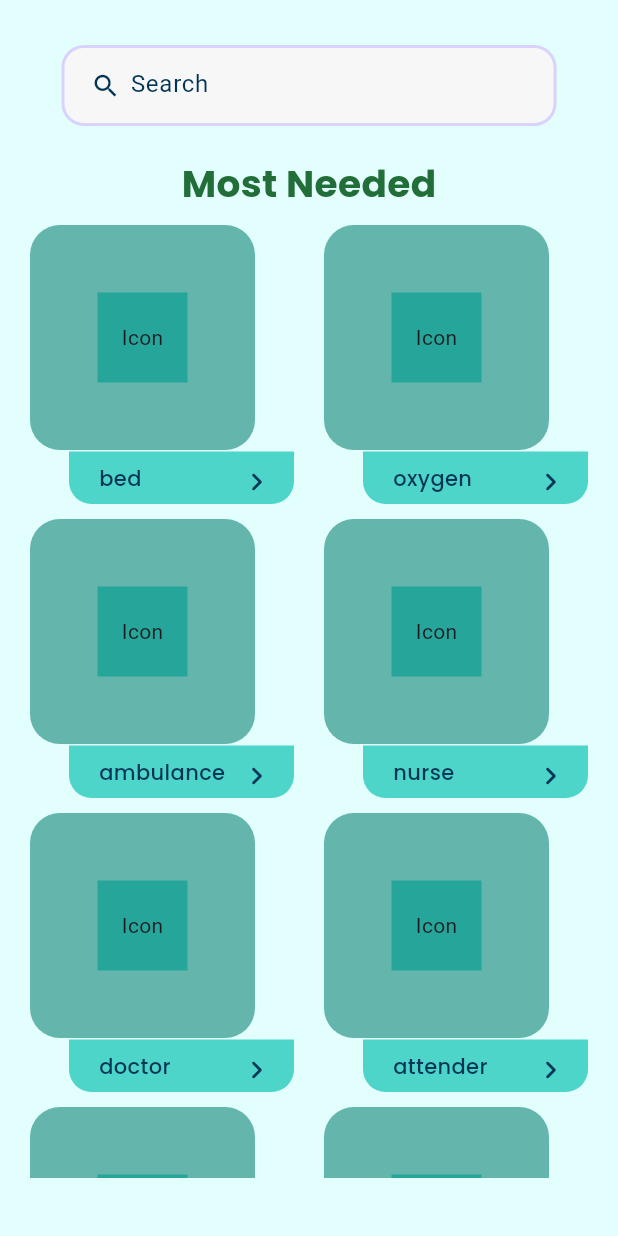
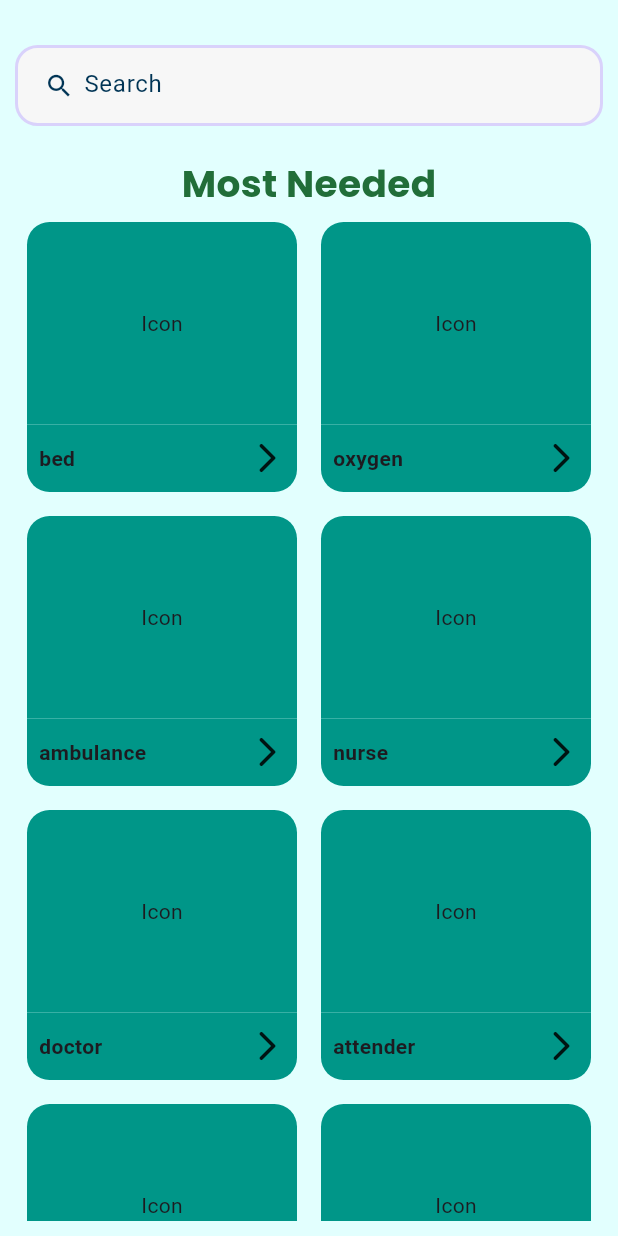
Before and after one commit to laksh29/care_connect, a Flutter app: the HomePage screen opened by its route, on a phone screen of 412 x 824 dp. Run offline on Flutter 3.47's test engine with Material 2 defaults, Android fonts, the phone set to English and light mode, and no system bars; our stand-ins replace google_fonts.

Commit message:
changed most needed layout

```diff
--- a/lib/constants.dart
+++ b/lib/constants.dart
@@ -1,9 +1,9 @@
 import 'package:flutter/material.dart';
 
 class Constants {
-  Color pageBgColor = Color(0xffe2fffe);
-  Color ctaBgColor = Color(0x80bbadff);
-  Color textColor = Color(0xff003455);
+  Color pageBgColor = const Color(0xffe2fffe);
+  Color ctaBgColor = const Color(0x80bbadff);
+  Color textColor = const Color(0xff003455);
   Color boxColor = const Color(0xff64B6AC);
   Color headingColor = const Color(0xff216E39);
   Color desBoxColor = const Color(0xff4ed5c9);
--- a/lib/homePage.dart
+++ b/lib/homePage.dart
@@ -20,20 +20,16 @@ class _HomePageState extends State<HomePage> {
       body: SafeArea(
         child: Padding(
           padding: const EdgeInsets.only(top: 10.0, left: 10.0, right: 10.0),
-          child: Center(
           child: Column(
             children: [
               buildHeight(20.0),
               searchBox(),
               buildHeight(20.0),
-              Center(
-                child: Text(
+              Text(
                 "Most Needed",
                 style: GoogleFonts.poppins(textStyle: headingStyle()),
               ),
-              ),
-              Container(
-                height: MediaQuery.of(context).size.height - 179,
+              Expanded(
                 child: GridView.builder(
                     gridDelegate:
                         const SliverGridDelegateWithFixedCrossAxisCount(
@@ -41,74 +37,62 @@ class _HomePageState extends State<HomePage> {
                     itemCount: categories.length,
                     itemBuilder: (((context, index) {
                       final cat = categories[index]!;
-                      return Stack(children: [
-                        Container(
-                          margin: const EdgeInsets.all(10.0),
-                          decoration: BoxDecoration(
-                            color: Constants().boxColor,
-                            borderRadius: BorderRadius.circular(20),
+                      return Padding(
+                        padding: const EdgeInsets.all(8.0),
+                        child: Column(
+                          mainAxisSize: MainAxisSize.max,
+                          mainAxisAlignment: MainAxisAlignment.center,
+                          children: [
+                            Expanded(
+                              flex: 3,
+                              child: Container(
+                                width: double.infinity,
+                                decoration: const BoxDecoration(
+                                  color: Colors.teal,
+                                  borderRadius: BorderRadius.only(
+                                      topLeft: Radius.circular(15),
+                                      topRight: Radius.circular(15)),
                                 ),
-                          height: 150,
-                          child: AspectRatio(
-                            aspectRatio: 1,
-                            child: Center(
-                              child: Container(
-                                height: 60,
-                                width: 60,
-                                color: Colors.teal[400],
-                                child: Center(child: Text("Icon")),
+                                child: const Center(
+                                  child: Text("Icon"),
                                 ),
                               ),
                             ),
-                        ),
-                        Positioned(
-                          right: 10,
-                          bottom: 0,
+                            Expanded(
+                              flex: 1,
                               child: Container(
-                            padding: const EdgeInsets.only(
-                                left: 20.0, right: 10.0, top: 8.0, bottom: 8.0),
-                            height: 35,
-                            width: 150,
-                            decoration: BoxDecoration(
-                              color: Constants().desBoxColor,
-                              borderRadius: const BorderRadius.only(
+                                decoration: const BoxDecoration(
+                                  color: Colors.teal,
+                                  borderRadius: BorderRadius.only(
                                       bottomLeft: Radius.circular(15),
                                       bottomRight: Radius.circular(15)),
                                 ),
+                                child: Padding(
+                                  padding: const EdgeInsets.all(8.0),
                                   child: Row(
-                              crossAxisAlignment: CrossAxisAlignment.stretch,
-                              mainAxisAlignment: MainAxisAlignment.center,
+                                    mainAxisAlignment:
+                                        MainAxisAlignment.spaceBetween,
                                     children: [
                                       Text(
                                         cat,
-                                  style: GoogleFonts.poppins(
-                                      fontWeight: FontWeight.w500,
-                                      color: Constants().textColor),
+                                        style: const TextStyle(
+                                            fontWeight: FontWeight.bold),
                                       ),
-                                const Spacer(),
-                                SizedBox(
-                                  height: 30,
-                                  width: 30,
-                                  child: GestureDetector(
-                                      onTap: () {
-                                        Navigator.pushNamed(
-                                            context, "/details");
-                                      },
-                                      child: Icon(
-                                        Icons.navigate_next_rounded,
-                                        color: Constants().textColor,
-                                      )),
+                                      const Icon(
+                                          Icons.arrow_forward_ios_rounded)
+                                    ],
+                                  ),
+                                ),
+                              ),
                             )
                           ],
                         ),
-                          ),
-                        )
-                      ]);
+                      );
                     }))),
               ),
               buildHeight(10.0),
             ],
-          )),
+          ),
         ),
       ),
     );
@@ -118,7 +102,6 @@ class _HomePageState extends State<HomePage> {
 Widget searchBox() {
   return Container(
     height: 54,
-    width: 330,
     padding: const EdgeInsets.symmetric(horizontal: 15),
     decoration: BoxDecoration(
       color: const Color(0xffF7F7F7),
@@ -127,7 +110,7 @@ Widget searchBox() {
     ),
     child: TextField(
       decoration: InputDecoration(
-        contentPadding: EdgeInsets.all(0),
+        contentPadding: const EdgeInsets.all(0),
         prefixIcon: Icon(
           Icons.search,
           color: Constants().textColor,
```
Lines whose indentation alone changed are shown as unchanged.
